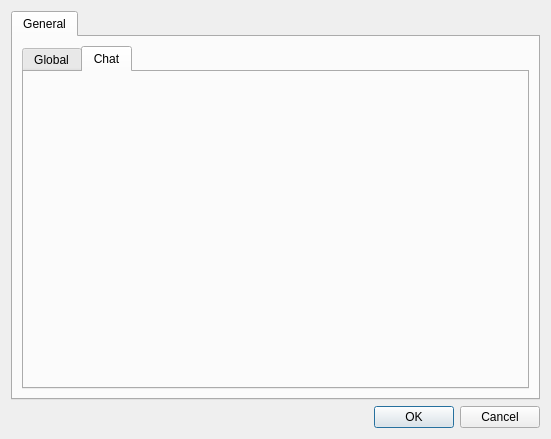
This is ui/settingsdialog.ui in lighterowl/czateria as Qt 5 draws it before an edit. The edited form follows.
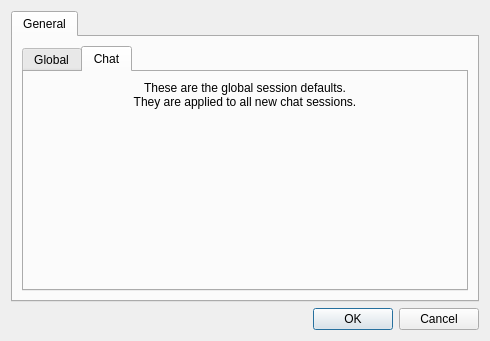
This is the edited form. The open tabs and pages were chosen to show the change.

Diff of the .ui file:
```diff
--- a/ui/settingsdialog.ui
+++ b/ui/settingsdialog.ui
@@ -6,8 +6,8 @@
    <rect>
     <x>0</x>
     <y>0</y>
-    <width>551</width>
-    <height>439</height>
+    <width>490</width>
+    <height>341</height>
    </rect>
   </property>
   <property name="windowTitle">
@@ -38,6 +38,38 @@
           <attribute name="title">
            <string>Chat</string>
           </attribute>
+          <layout class="QVBoxLayout" name="verticalLayout_3">
+           <property name="sizeConstraint">
+            <enum>QLayout::SetDefaultConstraint</enum>
+           </property>
+           <item>
+            <widget class="QLabel" name="label_2">
+             <property name="sizePolicy">
+              <sizepolicy hsizetype="Preferred" vsizetype="Preferred">
+               <horstretch>0</horstretch>
+               <verstretch>0</verstretch>
+              </sizepolicy>
+             </property>
+             <property name="text">
+              <string>These are the global session defaults.
+They are applied to all new chat sessions.</string>
+             </property>
+             <property name="alignment">
+              <set>Qt::AlignCenter</set>
+             </property>
+            </widget>
+           </item>
+           <item>
+            <widget class="QWidget" name="chatSettingsForm" native="true">
+             <property name="sizePolicy">
+              <sizepolicy hsizetype="MinimumExpanding" vsizetype="MinimumExpanding">
+               <horstretch>0</horstretch>
+               <verstretch>0</verstretch>
+              </sizepolicy>
+             </property>
+            </widget>
+           </item>
+          </layout>
          </widget>
         </widget>
        </item>
```
Left out of the diff: 19 changed lines with no effect on the pictures.
